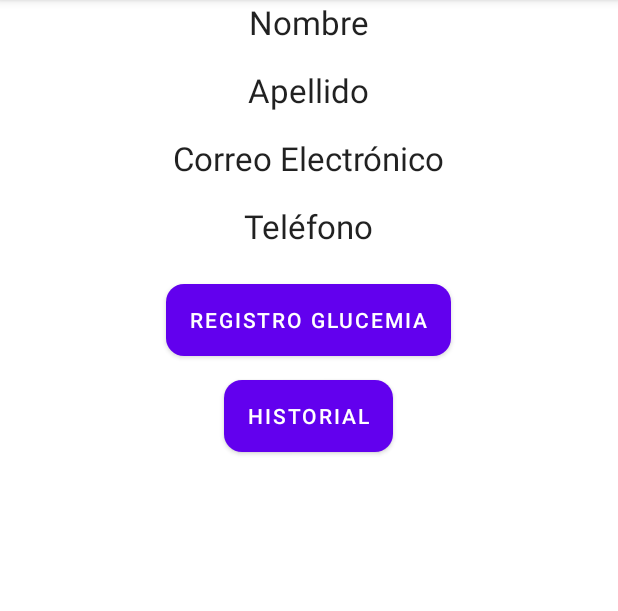
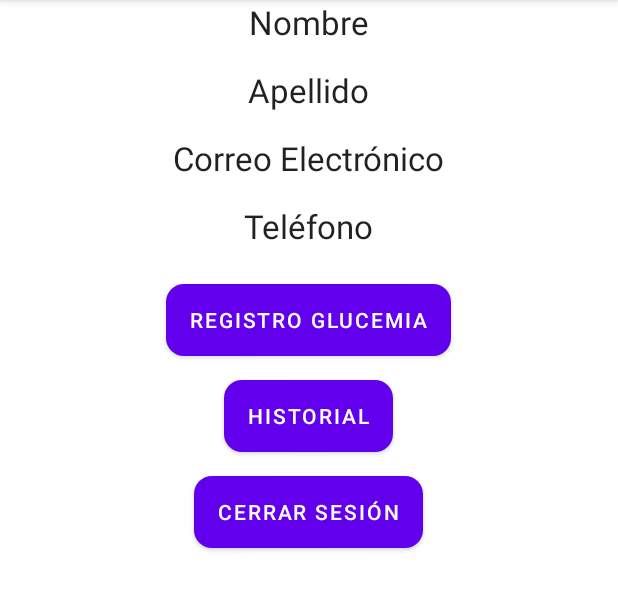
Before and after one commit to MayiiSzgz/AppDiabetes, an Android app: the InicioActivity screen opened directly, with no data from a screen before it, on a phone screen of 412 x 824 dp, the part 84-695 px from its top. Run offline under Robolectric (Android 15) with nearby library versions, the phone set to English and light mode, and no system bars; our stand-ins replace Firebase (no records; nobody signed in at launch, a user with empty details on screens opened directly).

Commit message:
Cerrar Sesion

```diff
--- a/app/src/main/java/com/example/appdiabetes/InicioActivity.java
+++ b/app/src/main/java/com/example/appdiabetes/InicioActivity.java
@@ -81,6 +81,17 @@ public class InicioActivity extends AppCompatActivity {
                 Toast.makeText(getApplicationContext(), "Error al obtener datos del usuario", Toast.LENGTH_SHORT).show();
             }
         });
-
+        // Agrega el siguiente código para el botón de cierre de sesión
+        Button btnCerrarSesion = findViewById(R.id.cerrar_sesion);
+        btnCerrarSesion.setOnClickListener(new View.OnClickListener() {
+            @Override
+            public void onClick(View v) {
+                FirebaseAuth.getInstance().signOut();
+                Intent intent = new Intent(InicioActivity.this, IniciarSesionActivity.class);
+                intent.setFlags(Intent.FLAG_ACTIVITY_NEW_TASK | Intent.FLAG_ACTIVITY_CLEAR_TASK);
+                startActivity(intent);
+                finish();
+            }
+        });
     }
 }
--- a/app/src/main/res/layout/activity_inicio.xml
+++ b/app/src/main/res/layout/activity_inicio.xml
@@ -64,5 +64,14 @@
         android:layout_marginTop="16dp"
         android:text="Historial"
         android:layout_centerHorizontal="true" />
+    <Button
+        android:id="@+id/cerrar_sesion"
+        android:background="@drawable/button_background"
+        android:layout_width="wrap_content"
+        android:layout_height="wrap_content"
+        android:layout_below="@+id/historial"
+        android:layout_marginTop="16dp"
+        android:text="Cerrar Sesión"
+        android:layout_centerHorizontal="true" />
 
 </RelativeLayout>
```
